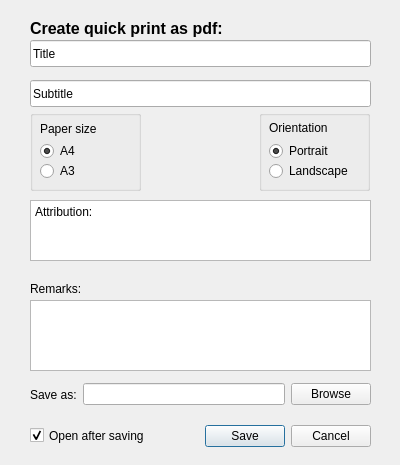
This is ui_quickprint.ui in MarcoDuiker/QGIS_QuickPrint as Qt 5 draws it before an edit. The edited form follows.
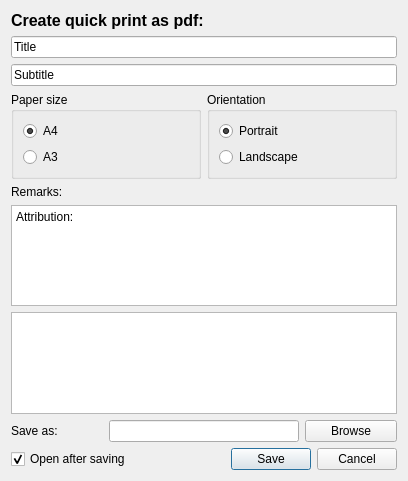
This is the edited form.

Commit message: making dialog resizable

Patch:
```diff
--- a/ui_quickprint.ui
+++ b/ui_quickprint.ui
@@ -6,272 +6,197 @@
    <rect>
     <x>0</x>
     <y>0</y>
-    <width>400</width>
-    <height>465</height>
+    <width>408</width>
+    <height>481</height>
    </rect>
   </property>
   <property name="windowTitle">
    <string>QuickPrint</string>
   </property>
-  <widget class="QDialogButtonBox" name="cancel_save_button_box">
-   <property name="geometry">
-    <rect>
-     <x>160</x>
-     <y>420</y>
-     <width>211</width>
-     <height>32</height>
-    </rect>
-   </property>
-   <property name="orientation">
-    <enum>Qt::Horizontal</enum>
-   </property>
-   <property name="standardButtons">
-    <set>QDialogButtonBox::Cancel|QDialogButtonBox::Save</set>
-   </property>
-  </widget>
-  <widget class="QLineEdit" name="titelFld">
-   <property name="geometry">
-    <rect>
-     <x>30</x>
-     <y>40</y>
-     <width>341</width>
-     <height>27</height>
-    </rect>
-   </property>
-   <property name="text">
-    <string>Title</string>
-   </property>
-  </widget>
-  <widget class="QLineEdit" name="subTitelFld">
-   <property name="geometry">
-    <rect>
-     <x>30</x>
-     <y>80</y>
-     <width>341</width>
-     <height>27</height>
-    </rect>
-   </property>
-   <property name="text">
-    <string>Subtitle</string>
-   </property>
-  </widget>
-  <widget class="QGroupBox" name="groupBox">
-   <property name="geometry">
-    <rect>
-     <x>30</x>
-     <y>110</y>
-     <width>111</width>
-     <height>81</height>
-    </rect>
-   </property>
-   <property name="title">
-    <string/>
-   </property>
-   <widget class="QRadioButton" name="a4Btn">
-    <property name="geometry">
-     <rect>
-      <x>10</x>
-      <y>30</y>
-      <width>104</width>
-      <height>22</height>
-     </rect>
-    </property>
-    <property name="text">
-     <string>A4</string>
-    </property>
-    <property name="checked">
-     <bool>true</bool>
-    </property>
-   </widget>
-   <widget class="QRadioButton" name="a3Btn">
-    <property name="geometry">
-     <rect>
-      <x>10</x>
-      <y>50</y>
-      <width>104</width>
-      <height>22</height>
-     </rect>
-    </property>
-    <property name="text">
-     <string>A3</string>
-    </property>
-   </widget>
-   <widget class="QLabel" name="formaatLbl">
-    <property name="geometry">
-     <rect>
-      <x>10</x>
-      <y>10</y>
-      <width>101</width>
-      <height>17</height>
-     </rect>
-    </property>
-    <property name="text">
-     <string>Paper size</string>
-    </property>
-   </widget>
-  </widget>
-  <widget class="QPlainTextEdit" name="bronnenFld">
-   <property name="geometry">
-    <rect>
-     <x>30</x>
-     <y>200</y>
-     <width>341</width>
-     <height>61</height>
-    </rect>
-   </property>
-   <property name="plainText">
-    <string>Attribution:</string>
-   </property>
-  </widget>
-  <widget class="QLabel" name="opmerkingenLbl">
-   <property name="geometry">
-    <rect>
-     <x>30</x>
-     <y>280</y>
-     <width>341</width>
-     <height>17</height>
-    </rect>
-   </property>
-   <property name="text">
-    <string>Remarks:</string>
-   </property>
-  </widget>
-  <widget class="QGroupBox" name="groupBox_2">
-   <property name="geometry">
-    <rect>
-     <x>259</x>
-     <y>110</y>
-     <width>111</width>
-     <height>81</height>
-    </rect>
-   </property>
-   <property name="title">
-    <string/>
-   </property>
-   <widget class="QLabel" name="orientatieLbl">
-    <property name="geometry">
-     <rect>
-      <x>10</x>
-      <y>10</y>
-      <width>101</width>
-      <height>16</height>
-     </rect>
-    </property>
-    <property name="text">
-     <string>Orientation</string>
-    </property>
-   </widget>
-   <widget class="QRadioButton" name="portretBtn">
-    <property name="geometry">
-     <rect>
-      <x>10</x>
-      <y>30</y>
-      <width>104</width>
-      <height>22</height>
-     </rect>
-    </property>
-    <property name="text">
-     <string>Portrait</string>
-    </property>
-    <property name="checked">
-     <bool>true</bool>
-    </property>
-   </widget>
-   <widget class="QRadioButton" name="landschapBtn">
-    <property name="geometry">
-     <rect>
-      <x>10</x>
-      <y>50</y>
-      <width>104</width>
-      <height>22</height>
-     </rect>
-    </property>
-    <property name="text">
-     <string>Landscape</string>
-    </property>
-   </widget>
-  </widget>
-  <widget class="QPlainTextEdit" name="opmerkingenFld">
-   <property name="geometry">
-    <rect>
-     <x>30</x>
-     <y>300</y>
-     <width>341</width>
-     <height>71</height>
-    </rect>
-   </property>
-  </widget>
-  <widget class="QLabel" name="VensterLbl">
-   <property name="geometry">
-    <rect>
-     <x>30</x>
-     <y>20</y>
-     <width>341</width>
-     <height>17</height>
-    </rect>
-   </property>
-   <property name="font">
-    <font>
-     <pointsize>12</pointsize>
-     <weight>75</weight>
-     <bold>true</bold>
-    </font>
-   </property>
-   <property name="text">
-    <string>Create quick print as pdf:</string>
-   </property>
-  </widget>
-  <widget class="QCheckBox" name="openAfterSaveBox">
-   <property name="geometry">
-    <rect>
-     <x>30</x>
-     <y>425</y>
-     <width>141</width>
-     <height>21</height>
-    </rect>
-   </property>
-   <property name="statusTip">
-    <string>Open pdf file after saving</string>
-   </property>
-   <property name="whatsThis">
-    <string>Open pdf file after saving with default pdf viewer</string>
-   </property>
-   <property name="text">
-    <string>Open after saving</string>
-   </property>
-   <property name="checked">
-    <bool>true</bool>
-   </property>
-  </widget>
-  <widget class="QWidget" name="layoutWidget">
-   <property name="geometry">
-    <rect>
-     <x>30</x>
-     <y>380</y>
-     <width>341</width>
-     <height>29</height>
-    </rect>
-   </property>
-   <layout class="QHBoxLayout" name="horizontalLayout">
-    <item>
-     <widget class="QLabel" name="label">
-      <property name="text">
-       <string>Save as:</string>
-      </property>
-     </widget>
-    </item>
-    <item>
-     <widget class="QLineEdit" name="pdfFileNameBox"/>
-    </item>
-    <item>
-     <widget class="QPushButton" name="fileBrowseButton">
-      <property name="text">
-       <string>Browse</string>
-      </property>
-     </widget>
-    </item>
-   </layout>
-  </widget>
+  <layout class="QGridLayout" name="gridLayout">
+   <item row="0" column="0" colspan="3">
+    <widget class="QLabel" name="VensterLbl">
+     <property name="font">
+      <font>
+       <pointsize>12</pointsize>
+       <weight>75</weight>
+       <bold>true</bold>
+      </font>
+     </property>
+     <property name="text">
+      <string>Create quick print as pdf:</string>
+     </property>
+    </widget>
+   </item>
+   <item row="4" column="0">
+    <widget class="QLabel" name="opmerkingenLbl">
+     <property name="enabled">
+      <bool>true</bool>
+     </property>
+     <property name="text">
+      <string>Remarks:</string>
+     </property>
+    </widget>
+   </item>
+   <item row="5" column="0" colspan="4">
+    <widget class="QPlainTextEdit" name="bronnenFld">
+     <property name="plainText">
+      <string>Attribution:</string>
+     </property>
+    </widget>
+   </item>
+   <item row="6" column="0" colspan="4">
+    <widget class="QPlainTextEdit" name="opmerkingenFld"/>
+   </item>
+   <item row="7" column="0">
+    <widget class="QLabel" name="label">
+     <property name="text">
+      <string>Save as:</string>
+     </property>
+    </widget>
+   </item>
+   <item row="7" column="1" colspan="2">
+    <widget class="QLineEdit" name="pdfFileNameBox"/>
+   </item>
+   <item row="7" column="3">
+    <widget class="QPushButton" name="fileBrowseButton">
+     <property name="text">
+      <string>Browse</string>
+     </property>
+    </widget>
+   </item>
+   <item row="8" column="0" colspan="2">
+    <widget class="QCheckBox" name="openAfterSaveBox">
+     <property name="statusTip">
+      <string>Open pdf file after saving</string>
+     </property>
+     <property name="whatsThis">
+      <string>Open pdf file after saving with default pdf viewer</string>
+     </property>
+     <property name="text">
+      <string>Open after saving</string>
+     </property>
+     <property name="checked">
+      <bool>true</bool>
+     </property>
+    </widget>
+   </item>
+   <item row="8" column="2" colspan="2">
+    <widget class="QDialogButtonBox" name="cancel_save_button_box">
+     <property name="orientation">
+      <enum>Qt::Horizontal</enum>
+     </property>
+     <property name="standardButtons">
+      <set>QDialogButtonBox::Cancel|QDialogButtonBox::Save</set>
+     </property>
+    </widget>
+   </item>
+   <item row="3" column="0" colspan="2">
+    <widget class="QGroupBox" name="groupBox">
+     <property name="sizePolicy">
+      <sizepolicy hsizetype="Expanding" vsizetype="Expanding">
+       <horstretch>0</horstretch>
+       <verstretch>0</verstretch>
+      </sizepolicy>
+     </property>
+     <property name="title">
+      <string>Paper size</string>
+     </property>
+     <layout class="QGridLayout" name="gridLayout_2">
+      <item row="1" column="0">
+       <widget class="QRadioButton" name="a3Btn">
+        <property name="sizePolicy">
+         <sizepolicy hsizetype="Minimum" vsizetype="Minimum">
+          <horstretch>0</horstretch>
+          <verstretch>0</verstretch>
+         </sizepolicy>
+        </property>
+        <property name="text">
+         <string>A3</string>
+        </property>
+       </widget>
+      </item>
+      <item row="0" column="0">
+       <widget class="QRadioButton" name="a4Btn">
+        <property name="sizePolicy">
+         <sizepolicy hsizetype="Minimum" vsizetype="Minimum">
+          <horstretch>0</horstretch>
+          <verstretch>0</verstretch>
+         </sizepolicy>
+        </property>
+        <property name="text">
+         <string>A4</string>
+        </property>
+        <property name="checked">
+         <bool>true</bool>
+        </property>
+       </widget>
+      </item>
+     </layout>
+    </widget>
+   </item>
+   <item row="3" column="2" colspan="2">
+    <widget class="QGroupBox" name="groupBox_2">
+     <property name="sizePolicy">
+      <sizepolicy hsizetype="Expanding" vsizetype="Expanding">
+       <horstretch>0</horstretch>
+       <verstretch>0</verstretch>
+      </sizepolicy>
+     </property>
+     <property name="title">
+      <string>Orientation</string>
+     </property>
+     <layout class="QGridLayout" name="gridLayout_3">
+      <item row="0" column="0">
+       <widget class="QRadioButton" name="portretBtn">
+        <property name="sizePolicy">
+         <sizepolicy hsizetype="Minimum" vsizetype="Minimum">
+          <horstretch>0</horstretch>
+          <verstretch>0</verstretch>
+         </sizepolicy>
+        </property>
+        <property name="text">
+         <string>Portrait</string>
+        </property>
+        <property name="checked">
+         <bool>true</bool>
+        </property>
+       </widget>
+      </item>
+      <item row="1" column="0">
+       <widget class="QRadioButton" name="landschapBtn">
+        <property name="sizePolicy">
+         <sizepolicy hsizetype="Minimum" vsizetype="Minimum">
+          <horstretch>0</horstretch>
+          <verstretch>0</verstretch>
+         </sizepolicy>
+        </property>
+        <property name="text">
+         <string>Landscape</string>
+        </property>
+       </widget>
+      </item>
+     </layout>
+    </widget>
+   </item>
+   <item row="1" column="0" colspan="4">
+    <widget class="QLineEdit" name="titelFld">
+     <property name="text">
+      <string>Title</string>
+     </property>
+    </widget>
+   </item>
+   <item row="2" column="0" colspan="4">
+    <widget class="QLineEdit" name="subTitelFld">
+     <property name="inputMethodHints">
+      <set>Qt::ImhNone</set>
+     </property>
+     <property name="text">
+      <string>Subtitle</string>
+     </property>
+    </widget>
+   </item>
+  </layout>
  </widget>
  <resources/>
  <connections/>
```
